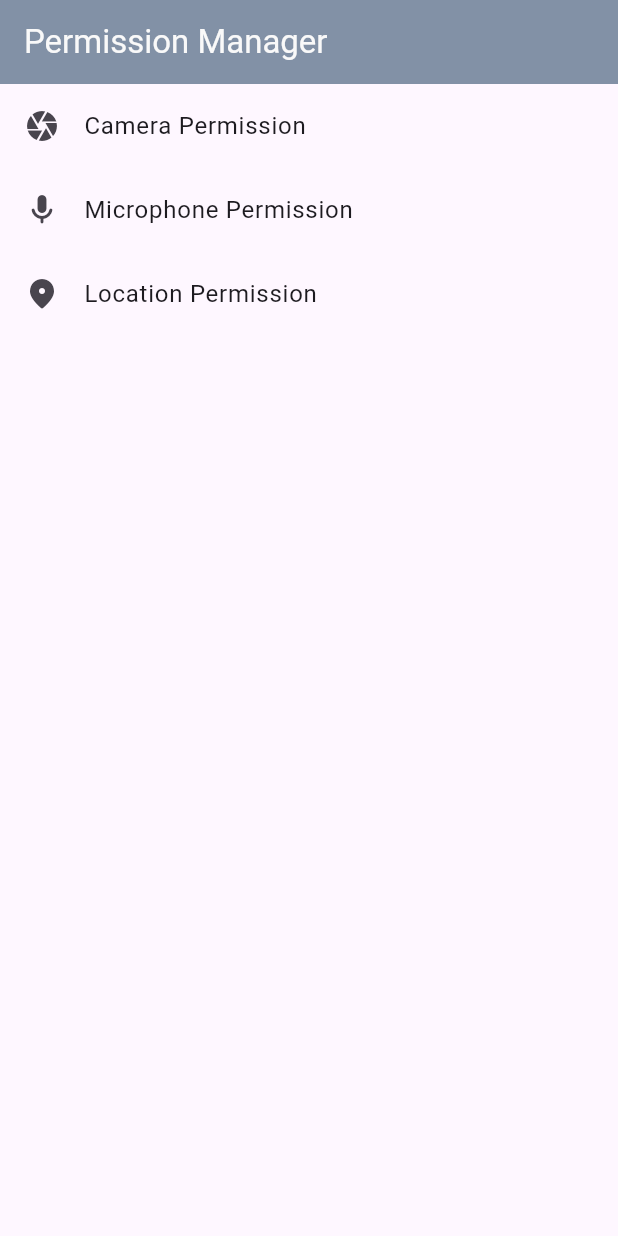
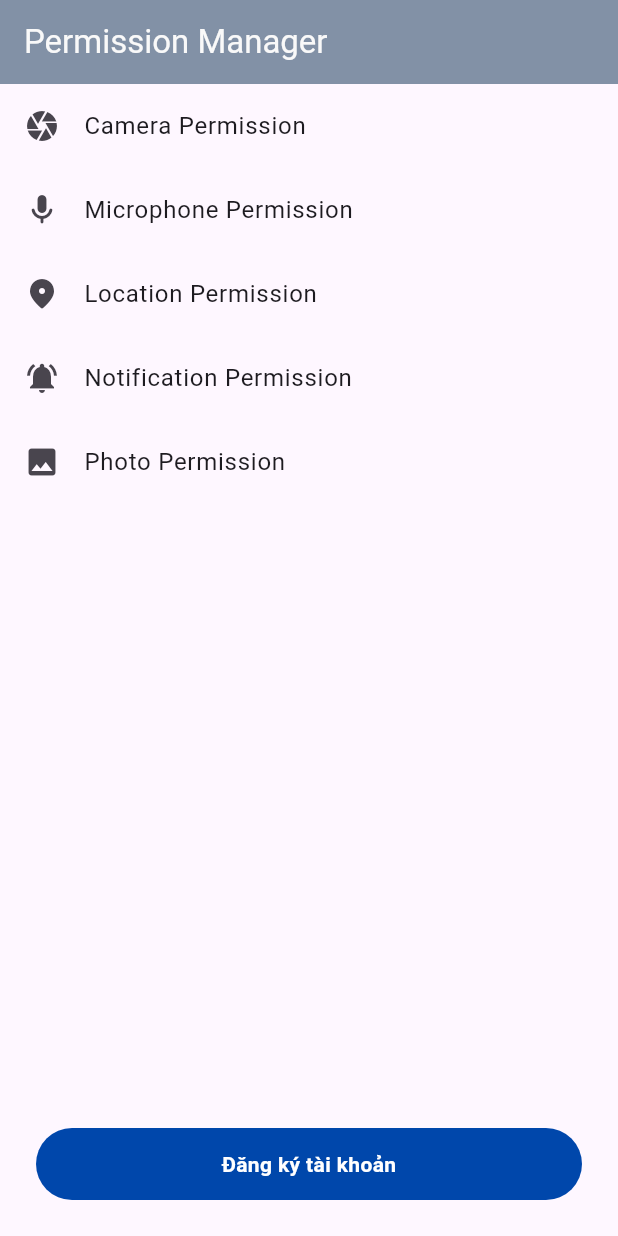
Before and after one commit to ThrisRH/multiple-step-flutter, a Flutter app: the screen it shows after launch, on a phone screen of 412 x 824 dp. Run offline on Flutter 3.47's test engine with Material 3 defaults, Android fonts, the phone set to English and light mode, and no system bars; our stand-ins replace dio, dotted_border, get, image_picker, permission_handler.

Commit message:
add permission

```diff
--- a/lib/main.dart
+++ b/lib/main.dart
@@ -16,7 +16,7 @@ class MyApp extends StatelessWidget {
   @override
   Widget build(BuildContext context) {
     return SafeArea(
-      child: MaterialApp(
+      child: GetMaterialApp(
         title: 'Flutter Demo',
         theme: ThemeData(colorScheme: .fromSeed(seedColor: Colors.deepPurple)),
         debugShowCheckedModeBanner: false,
--- a/lib/screens/auth/widgets/register/success_step.dart
+++ b/lib/screens/auth/widgets/register/success_step.dart
@@ -5,8 +5,6 @@ import 'package:test/controller/otp_controller.dart';
 import 'package:test/controller/register_controller.dart';
 import 'package:test/core/theme/colors.dart';
 import 'package:test/widgets/buttons/index.dart';
-
-class PermissionController extends GetxController {}
 
 class SuccessStep extends StatelessWidget {
   SuccessStep({super.key});
--- a/lib/screens/permistion_manager.dart
+++ b/lib/screens/permistion_manager.dart
@@ -1,6 +1,9 @@
 import 'package:flutter/material.dart';
+import 'package:get/get.dart';
 import 'package:permission_handler/permission_handler.dart';
 import 'package:test/core/theme/colors.dart';
+import 'package:test/screens/auth/register.dart';
+import 'package:test/widgets/buttons/index.dart';
 
 class PermissionScreen extends StatelessWidget {
   const PermissionScreen({super.key});
@@ -18,7 +21,7 @@ class PermissionScreen extends StatelessWidget {
           debugPrint("Permission denied");
         }
       } else {
-        debugPrint("Permission denied");
+        openAppSettings();
       }
     }
 
@@ -47,6 +50,28 @@ class PermissionScreen extends StatelessWidget {
             leading: Icon(Icons.location_on_rounded),
             onTap: () => requestPermission(permission: Permission.location),
           ),
+          ListTile(
+            title: Text("Notification Permission"),
+            leading: Icon(Icons.notifications_active),
+            onTap: () => requestPermission(permission: Permission.notification),
+          ),
+          ListTile(
+            title: Text("Photo Permission"),
+            leading: Icon(Icons.photo),
+            onTap: () => requestPermission(permission: Permission.photos),
+          ),
+
+          Spacer(),
+          Container(
+            margin: EdgeInsets.only(bottom: 24),
+            padding: EdgeInsets.symmetric(horizontal: 24),
+            height: 48,
+            child: AppButton(
+              onTap: () =>
+                  Get.to(Register(), transition: Transition.noTransition),
+              label: "Đăng ký tài khoản",
+            ),
+          ),
         ],
       ),
     );
```
Also changed, not shown: lib/screens/auth/widgets/register/phone_number_step.dart (+17 -1 lines), 2 other files.
